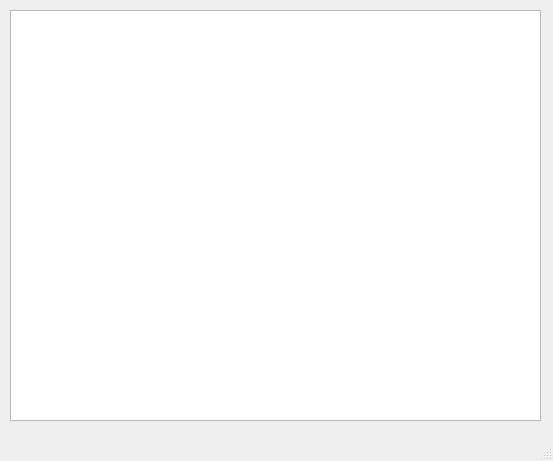
The window that TextAnalysis/UIFiles/MainWindow.ui (Nikitosiwe/TextAnalysisPython) describes before a commit, drawn with Qt 5.
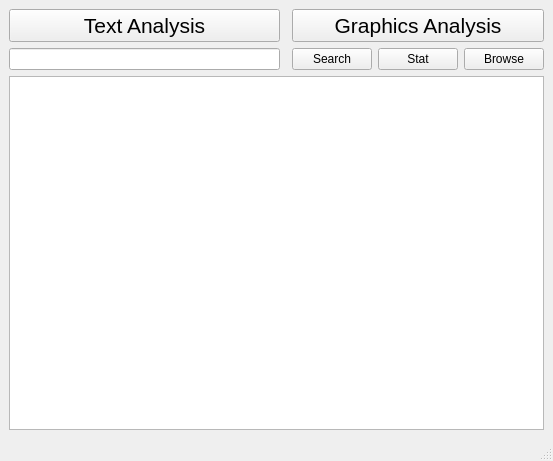
The same window after the commit.

Commit message: Создал модуль со вспомогательными методами, в отдельной папке. Подправил интерфейс. Остановился на проверке корректности проверяемого текста.

The edit to the form file:
```diff
--- a/TextAnalysis/UIFiles/MainWindow.ui
+++ b/TextAnalysis/UIFiles/MainWindow.ui
@@ -14,16 +14,59 @@
    <string>MainWindow</string>
   </property>
   <widget class="QWidget" name="centralwidget">
-   <widget class="QPlainTextEdit" name="plainTextEdit">
-    <property name="geometry">
-     <rect>
-      <x>10</x>
-      <y>10</y>
-      <width>531</width>
-      <height>411</height>
-     </rect>
-    </property>
-   </widget>
+   <layout class="QGridLayout" name="gridLayout">
+    <item row="1" column="1">
+     <widget class="QLineEdit" name="lineEdit"/>
+    </item>
+    <item row="1" column="5">
+     <widget class="QPushButton" name="BrowseButton">
+      <property name="text">
+       <string>Browse</string>
+      </property>
+     </widget>
+    </item>
+    <item row="1" column="4">
+     <widget class="QPushButton" name="searchStatButton">
+      <property name="text">
+       <string>Stat</string>
+      </property>
+     </widget>
+    </item>
+    <item row="2" column="1" colspan="5">
+     <widget class="QPlainTextEdit" name="plainTextEdit"/>
+    </item>
+    <item row="1" column="3">
+     <widget class="QPushButton" name="searchButton">
+      <property name="text">
+       <string>Search</string>
+      </property>
+     </widget>
+    </item>
+    <item row="0" column="1">
+     <widget class="QPushButton" name="textAnalysisButton">
+      <property name="font">
+       <font>
+        <pointsize>16</pointsize>
+       </font>
+      </property>
+      <property name="text">
+       <string>Text Analysis</string>
+      </property>
+     </widget>
+    </item>
+    <item row="0" column="3" colspan="3">
+     <widget class="QPushButton" name="graphicsTextAnalysisButton">
+      <property name="font">
+       <font>
+        <pointsize>16</pointsize>
+       </font>
+      </property>
+      <property name="text">
+       <string>Graphics Analysis</string>
+      </property>
+     </widget>
+    </item>
+   </layout>
   </widget>
   <widget class="QMenuBar" name="menubar">
    <property name="geometry">
```
The commit also changes 3 other files.
